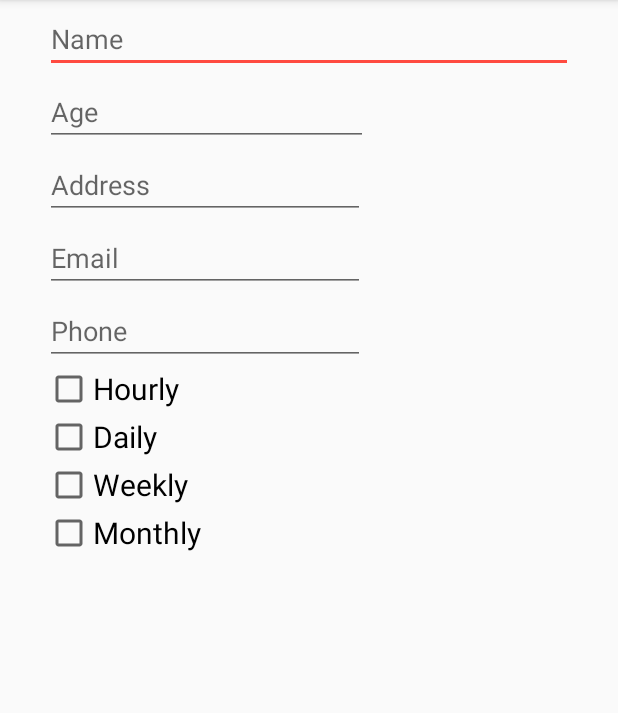
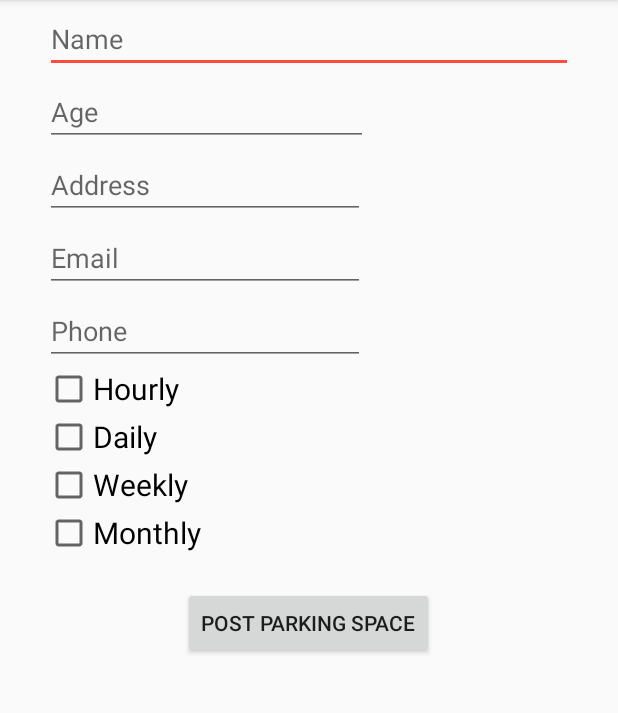
Before and after one commit to sramac2/Perch, an Android app: the screen it shows after launch (ListParkingSpaceActivity), on a phone screen of 412 x 824 dp, the part 84-797 px from its top. Run offline under Robolectric (Android 15) with nearby library versions, the phone set to English and light mode, and no system bars; our stand-ins replace Firebase (no records; nobody signed in at launch, a user with empty details on screens opened directly).

Commit message:
Backend for Parking Spsce Creation using Firebase

```diff
--- a/app/src/main/java/com/example/android/perch/ListParkingSpaceActivity.java
+++ b/app/src/main/java/com/example/android/perch/ListParkingSpaceActivity.java
@@ -2,12 +2,127 @@ package com.example.android.perch;
 
 import android.support.v7.app.AppCompatActivity;
 import android.os.Bundle;
+import android.view.View;
+import android.widget.Button;
+import android.widget.CheckBox;
+import android.widget.EditText;
+
+import com.google.firebase.auth.FirebaseAuth;
+import com.google.firebase.database.DatabaseReference;
+import com.google.firebase.database.FirebaseDatabase;
+
+import java.util.UUID;
 
 public class ListParkingSpaceActivity extends AppCompatActivity {
+
+    private EditText mNameEditText, mAgeEditText, mAddressEditText, mEmailEditText, mPhoneEditText,
+                        mHourlyEditText, mDailyEditText, mWeeklyEditText, mMonthlyEditText;
+    private CheckBox mHourlyCheckBox, mDailyCheckBox, mWeeklyCheckBox, mMonthlyCheckBox;
+    private Button mPostSpaceButton;
+    private String sName, sAddress, sEmail, sPhone;
+    private int age;
+    private double dHourlyCost, dDailyCost, dWeeklyCost, dMonthlyCost;
+    private boolean isHourly = false, isDaily = false, isWeekly = false, isMonthly = false;
 
     @Override
     protected void onCreate(Bundle savedInstanceState) {
         super.onCreate(savedInstanceState);
         setContentView(R.layout.activity_list_parking_space);
+
+        mNameEditText = findViewById(R.id.nameText);
+        mAgeEditText = findViewById(R.id.ageText);
+        mAddressEditText = findViewById(R.id.addressText);
+        mEmailEditText = findViewById(R.id.emailText);
+        mPhoneEditText = findViewById(R.id.phoneText);
+        mHourlyCheckBox = findViewById(R.id.hourly_price_boolean);
+        mDailyCheckBox = findViewById(R.id.daily_price_boolean);
+        mWeeklyCheckBox = findViewById(R.id.weekly_price_boolean);
+        mMonthlyCheckBox = findViewById(R.id.monthly_price_boolean);
+        mPostSpaceButton = findViewById(R.id.createParkingSpaceButton);
+        mHourlyEditText = findViewById(R.id.hourly_price);
+        mDailyEditText = findViewById(R.id.daily_price);
+        mWeeklyEditText = findViewById(R.id.weekly_price);
+        mMonthlyEditText = findViewById(R.id.monthly_price);
+
+        mHourlyCheckBox.setOnClickListener(new View.OnClickListener() {
+            @Override
+            public void onClick(View view) {
+                if (mHourlyCheckBox.isChecked())
+                    mHourlyEditText.setVisibility(View.VISIBLE);
+                else
+                    mHourlyEditText.setVisibility(View.GONE);
+            }
+        });
+
+        mDailyCheckBox.setOnClickListener(new View.OnClickListener() {
+            @Override
+            public void onClick(View view) {
+                if (mDailyCheckBox.isChecked())
+                    mDailyEditText.setVisibility(View.VISIBLE);
+                else
+                    mDailyEditText.setVisibility(View.GONE);
+            }
+        });
+
+        mWeeklyCheckBox.setOnClickListener(new View.OnClickListener() {
+            @Override
+            public void onClick(View view) {
+                if (mWeeklyCheckBox.isChecked())
+                    mWeeklyEditText.setVisibility(View.VISIBLE);
+                else
+                    mWeeklyEditText.setVisibility(View.GONE);
+            }
+        });
+
+        mMonthlyCheckBox.setOnClickListener(new View.OnClickListener() {
+            @Override
+            public void onClick(View view) {
+                if (mMonthlyCheckBox.isChecked())
+                    mMonthlyEditText.setVisibility(View.VISIBLE);
+                else
+                    mMonthlyEditText.setVisibility(View.GONE);
+            }
+        });
+
+        mPostSpaceButton.setOnClickListener(new View.OnClickListener() {
+            @Override
+            public void onClick(View view) {
+                sName = mNameEditText.getText().toString();
+                age = Integer.parseInt(mAgeEditText.getText().toString());
+                sAddress = mAddressEditText.getText().toString();
+                sEmail = mEmailEditText.getText().toString();
+                sPhone = mPhoneEditText.getText().toString();
+
+                if(mHourlyCheckBox.isChecked()) {
+                    isHourly = true;
+                    dHourlyCost = Double.parseDouble(mHourlyEditText.getText().toString());
+                }
+                if(mDailyCheckBox.isChecked()) {
+                    isDaily = true;
+                    dDailyCost = Double.parseDouble(mDailyEditText.getText().toString());
+                }
+                if(mWeeklyCheckBox.isChecked()) {
+                    isWeekly = true;
+                    dWeeklyCost = Double.parseDouble(mWeeklyEditText.getText().toString());
+                }
+                if(mMonthlyCheckBox.isChecked()) {
+                    isMonthly = true;
+                    dMonthlyCost = Double.parseDouble(mMonthlyEditText.getText().toString());
+                }
+
+                createParkingSpace();
+            }
+        });
+    }
+
+    private void createParkingSpace() {
+        FirebaseDatabase database = FirebaseDatabase.getInstance();
+        String id = UUID.randomUUID().toString();
+
+        DatabaseReference myRef = database.getReference("Parking Spaces");
+        ParkingSpace space = new ParkingSpace(id, sName, sAddress, sEmail, sPhone, 0, "",
+                                        isHourly, isDaily, isWeekly, isMonthly,"ownerID",
+                                        dHourlyCost, dDailyCost, dWeeklyCost, dMonthlyCost, age);
+        myRef.setValue(space);
     }
 }
--- a/app/src/main/java/com/example/android/perch/MainActivity.java
+++ b/app/src/main/java/com/example/android/perch/MainActivity.java
@@ -11,7 +11,7 @@ public class MainActivity extends AppCompatActivity {
         super.onCreate(savedInstanceState);
         setContentView(R.layout.activity_main);
 
-        // TESTING IF MAPS WORKS
+        // TESTING PARKING SPACE CREATION
         Intent intent = new Intent(MainActivity.this, ListParkingSpaceActivity.class);
         startActivity(intent);
     }
--- a/app/src/main/res/layout/activity_list_parking_space.xml
+++ b/app/src/main/res/layout/activity_list_parking_space.xml
@@ -132,5 +132,13 @@
                 android:layout_marginEnd="30dp"
                 android:layout_marginTop="3dp"
                 android:layout_height="wrap_content" />
+            <Button
+                android:id="@+id/createParkingSpaceButton"
+                android:layout_width="wrap_content"
+                android:layout_height="wrap_content"
+                android:layout_margin="20dp"
+                android:layout_gravity="center"
+                android:text="Post Parking Space">
+            </Button>
         </LinearLayout>
     </ScrollView>
```
